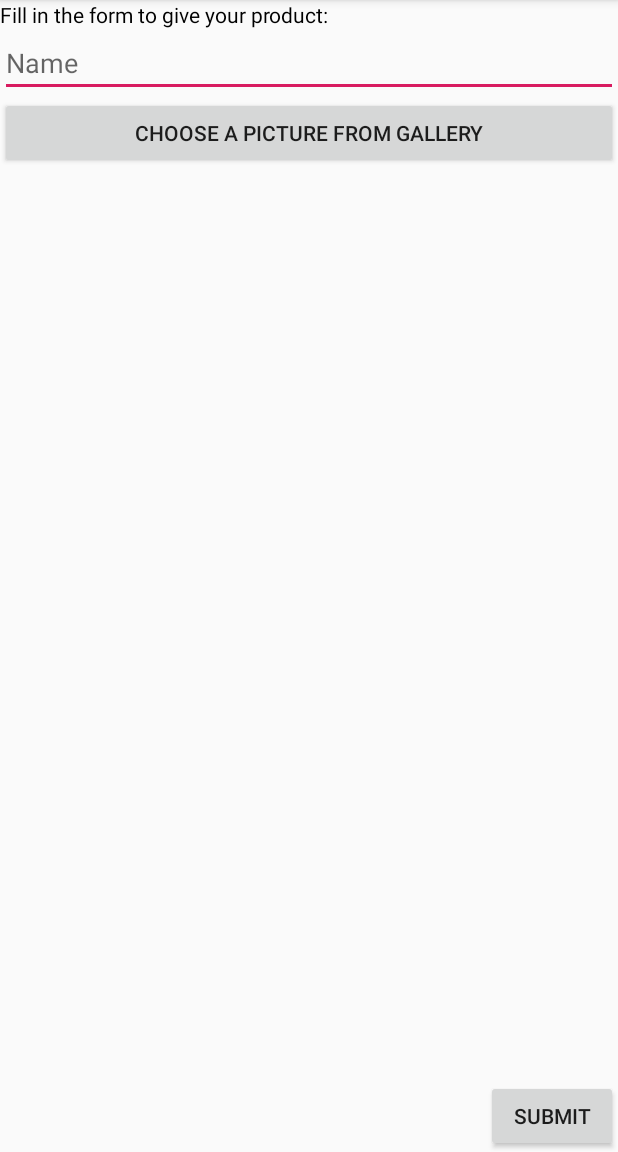
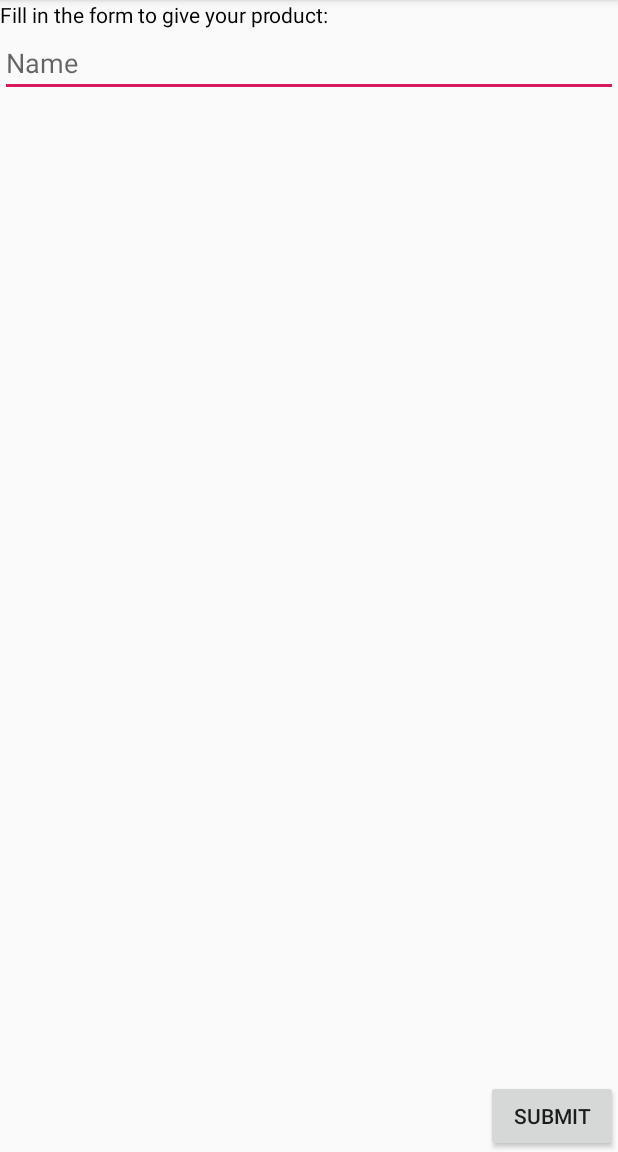
Before and after one commit to grosclara/food-sharing-app, an Android app: the AddActivity screen opened directly, with no data from a screen before it, on a phone screen of 412 x 824 dp, the part 84-1236 px from its top. Run offline under Robolectric (Android 15) with nearby library versions, the phone set to English and light mode, and no system bars.

Commit message:
v1 without images

```diff
--- a/frontend/app/src/main/java/com/example/frontend/activity/OrderActivity.java
+++ b/frontend/app/src/main/java/com/example/frontend/activity/OrderActivity.java
@@ -36,7 +36,6 @@ public class OrderActivity extends AppCompatActivity {
     private TextView textViewProductStatus;
     private TextView textViewSupplierName;
     private TextView textViewSupplierFirstName;
-    private ImageView imageViewProduct;
 
     private Product product;
 
@@ -63,7 +62,6 @@ public class OrderActivity extends AppCompatActivity {
         // Retrieve the views from the xml file
         textViewProductName = findViewById(R.id.textViewProductName);
         textViewProductStatus = findViewById(R.id.textViewProductStatus);
-        imageViewProduct = findViewById(R.id.imageViewProduct);
 
         // Display the product info in the xml file
         textViewProductName.setText(product.getName());
@@ -73,7 +71,6 @@ public class OrderActivity extends AppCompatActivity {
         } else{
             textViewProductStatus.setText("Already ordered by someone else");
         }
-        Picasso.get().load(product.getProduct_picture()).into(imageViewProduct);
     }
 
     /**
--- a/frontend/app/src/main/java/com/example/frontend/api/DjangoRestApi.java
+++ b/frontend/app/src/main/java/com/example/frontend/api/DjangoRestApi.java
@@ -65,10 +65,6 @@ public interface DjangoRestApi {
     @POST("order/")
     Call<Order> addOrder(@Body Order order);
 
-
-    // PATCH METHOD TO UPDATE A PRODUCT
-    // DOESN'T WORK BECAUSE OF THE IMAGE FIELD
-
     /**
      * Return a call object containing the product selected by its id to update in the api
      *
@@ -81,26 +77,4 @@ public interface DjangoRestApi {
     @PATCH("product/{id}/")
     Call<Product> updateProduct(@Path("id") int id, @Body Product product);
 
-    // POST METHOD USING MULTIPART TO UPDATE A PRODUCT
-    // DOESN'T WORK BECAUSE OF THE IMAGE FIELD
-
-    /**
-     * Return a call object containing a ResponseBody object (the type of the object inside the call is not much important because we won't use it in the method
-     *
-     * @param product_picture
-     * @param name
-     * @param supplierId
-     * @return
-     */
-
-    @Multipart
-    //Denotes that the request body is multi-part.
-    // Parts should be declared as parameters and annotated with @Part.
-    @POST("product/")
-    Call<ResponseBody> addProduct(
-            @Part MultipartBody.Part product_picture,
-            @Part("name") RequestBody name,
-            @Part("supplierId") RequestBody supplierId
-    );
-
 }
--- a/frontend/app/src/main/res/layout/activity_add.xml
+++ b/frontend/app/src/main/res/layout/activity_add.xml
@@ -31,20 +31,4 @@
         app:layout_constraintRight_toRightOf="parent"
         android:onClick="fromAddToMainActivity"/>
 
-    <Button
-        android:id="@+id/buttonGallery"
-        android:layout_width="match_parent"
-        android:layout_height="wrap_content"
-        android:text="Choose a picture from gallery"
-        app:layout_constraintTop_toBottomOf="@id/editTextProductName"
-        android:onClick="takePicture"/>
-
-    <ImageView
-        android:id="@+id/imageViewProduct"
-        android:layout_width="wrap_content"
-        android:layout_height="wrap_content"
-        app:layout_constraintRight_toRightOf="parent"
-        app:layout_constraintTop_toBottomOf="@id/buttonGallery"
-        tools:srcCompat="@tools:sample/avatars" />
-
 </androidx.constraintlayout.widget.ConstraintLayout>
```
Also changed, not shown: frontend/app/src/main/java/com/example/frontend/CustomProductsAdapter.java (+2 -7 lines), frontend/app/src/main/java/com/example/frontend/activity/AddActivity.java (+5 -79 lines), frontend/app/src/main/java/com/example/frontend/model/Product.java (+1 -13 lines), frontend/app/src/main/res/layout/activity_order.xml (+0 -9 lines), frontend/app/src/main/res/layout/product_row_item.xml (+0 -9 lines).
